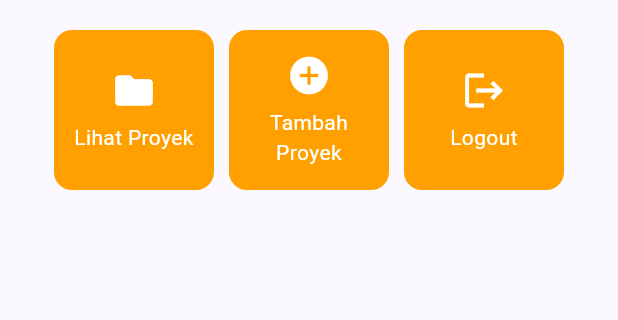
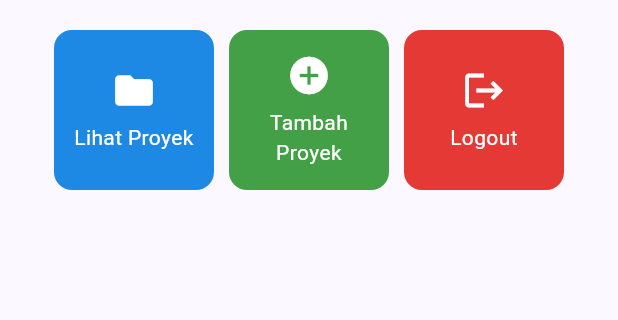
Before and after one commit to wafissh/myportofolio_mobile, a Flutter app: the screen it shows after launch, on a phone screen of 412 x 824 dp, the part 417-737 px from its top. Run offline on Flutter 3.47's test engine with Material 3 defaults, Android fonts, the phone set to English and light mode, and no system bars; our stand-ins replace material_ui.

Commit message:
feat: warna unik untuk setiap ItemCard

```diff
--- a/lib/menu.dart
+++ b/lib/menu.dart
@@ -8,9 +8,9 @@ class MyHomePage extends StatelessWidget {
   final String kelas = "PBP E";
 
   final List<ItemHomepage> items = [
-    ItemHomepage("Lihat Proyek", Icons.folder),
-    ItemHomepage("Tambah Proyek", Icons.add_circle),
-    ItemHomepage("Logout", Icons.logout),
+    ItemHomepage("Lihat Proyek", Icons.folder, Colors.blue.shade600),
+    ItemHomepage("Tambah Proyek", Icons.add_circle, Colors.green.shade600),
+    ItemHomepage("Logout", Icons.logout, Colors.red.shade600),
   ];
 
 
@@ -120,8 +120,9 @@ class InfoCard extends StatelessWidget {
 class ItemHomepage {
   final String name;
   final IconData icon;
+  final Color color;
 
-  ItemHomepage(this.name, this.icon);
+  ItemHomepage(this.name, this.icon, this.color);
 }
 
 class ItemCard extends StatelessWidget {
@@ -132,8 +133,8 @@ class ItemCard extends StatelessWidget {
   @override
   Widget build(BuildContext context) {
     return Material(
-      // Menggunakan warna sekunder dari skema tema aplikasi.
-      color: Theme.of(context).colorScheme.secondary,
+      // Setiap kartu memakai warna latar unik yang ditentukan per item.
+      color: item.color,
       borderRadius: BorderRadius.circular(12),
       child: InkWell(
         // Aksi ketika kartu ditekan oleh pengguna.
```
